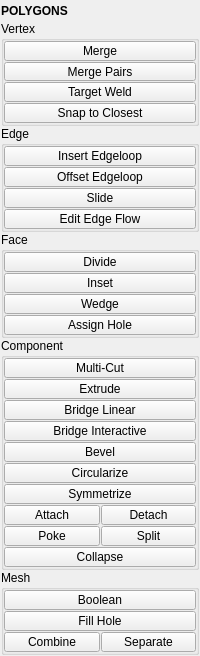
This is tentacle/ui/polygons.ui in m3trik/tentacle as Qt 5 draws it before an edit. The edited form follows.
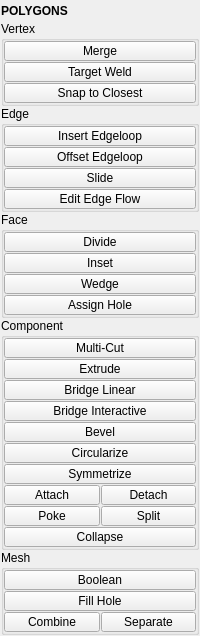
This is the edited form. Custom widgets are drawn as their Qt base class.

Diff of the .ui file:
```diff
--- a/tentacle/ui/polygons.ui
+++ b/tentacle/ui/polygons.ui
@@ -135,31 +135,6 @@
            </property>
           </widget>
          </item>
-         <item>
-          <widget class="QPushButton" name="b008">
-           <property name="enabled">
-            <bool>true</bool>
-           </property>
-           <property name="maximumSize">
-            <size>
-             <width>16777215</width>
-             <height>19</height>
-            </size>
-           </property>
-           <property name="toolTip">
-            <string>Merge vertices in pairs determined by selection order.</string>
-           </property>
-           <property name="text">
-            <string>Merge Pairs</string>
-           </property>
-           <property name="iconSize">
-            <size>
-             <width>18</width>
-             <height>18</height>
-            </size>
-           </property>
-          </widget>
-         </item>
          <item>
           <widget class="QPushButton" name="b043">
            <property name="enabled">
@@ -1518,16 +1493,16 @@
   </widget>
  </widget>
  <customwidgets>
-  <customwidget>
-   <class>Header</class>
-   <extends>QLabel</extends>
-   <header>uitk.widgets.header.Header.h</header>
-  </customwidget>
   <customwidget>
    <class>PushButton</class>
    <extends>QPushButton</extends>
    <header>widgets.pushbutton.h</header>
   </customwidget>
+  <customwidget>
+   <class>Header</class>
+   <extends>QLabel</extends>
+   <header>uitk.widgets.header.Header.h</header>
+  </customwidget>
  </customwidgets>
  <resources/>
  <connections/>
```
